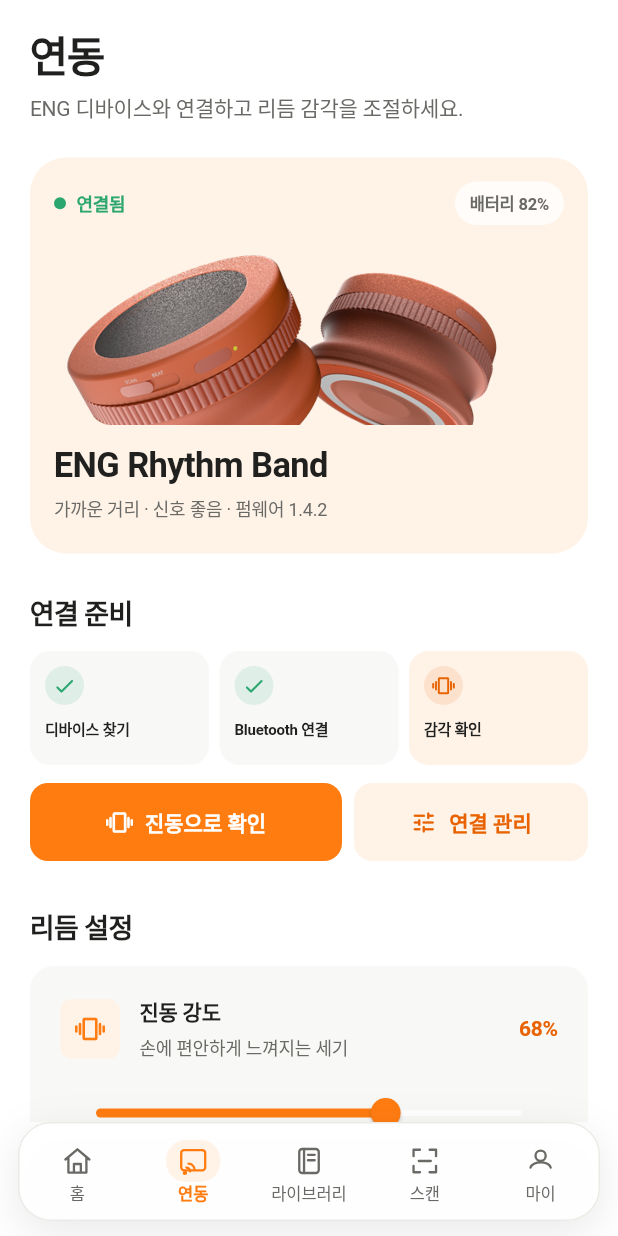
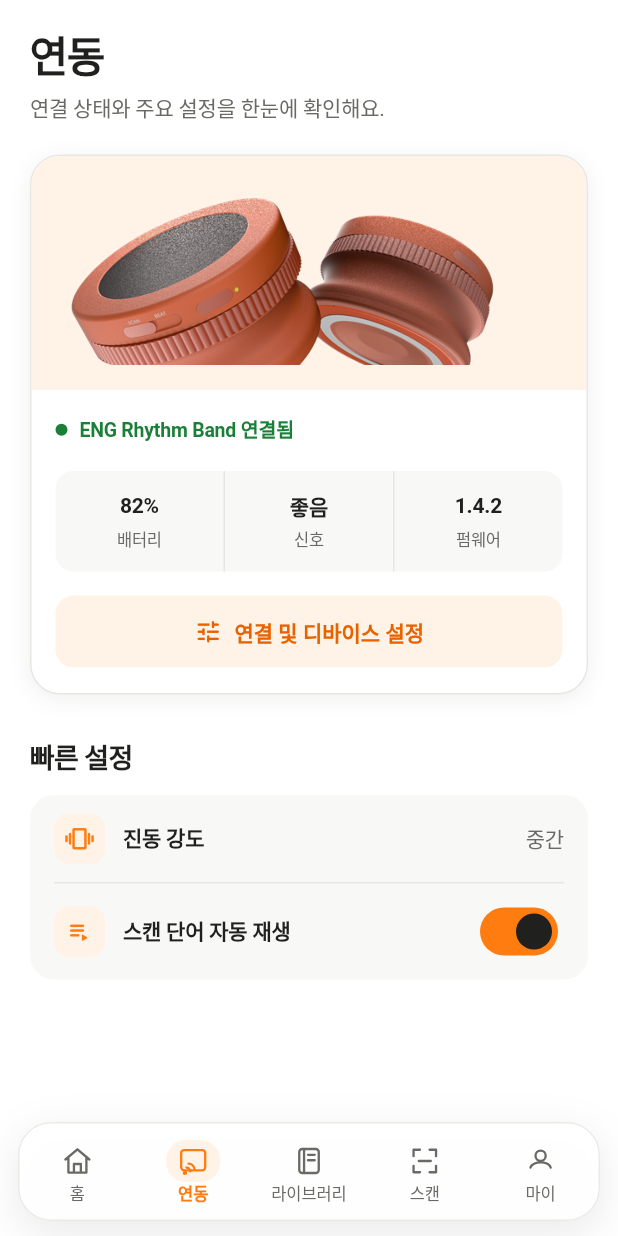
Before and after one commit to juliekimgold-web/eng-rhythm-7q2m9x4k8v3p, a Flutter app: the screen it shows after launch, item 2 of the bottom bar chosen, on a phone screen of 412 x 824 dp. Run offline on Flutter 3.47's test engine with Material 3 defaults, Android fonts, the phone set to English and light mode, and no system bars; our stand-ins replace flutter_tts; Roboto replaces fonts that are missing (Pretendard).

Commit message:
match device status dashboard design

```diff
--- a/lib/screens/device_screen.dart
+++ b/lib/screens/device_screen.dart
@@ -1,7 +1,6 @@
 import 'package:flutter/material.dart';
 
 import '../core/theme/app_theme.dart';
-import '../widgets/icon_tile.dart';
 
 class DeviceScreen extends StatefulWidget {
   const DeviceScreen({super.key});
@@ -13,14 +12,7 @@
 class _DeviceScreenState extends State<DeviceScreen> {
   var _connected = true;
   var _vibration = 0.68;
-  var _noiseFilter = true;
   var _autoPlay = true;
-
-  void _playVibrationTest() {
-    ScaffoldMessenger.of(context).showSnackBar(
-      const SnackBar(content: Text('진동 테스트: 약-강-약 패턴을 재생합니다.')),
-    );
-  }
 
   void _showConnectionManager() {
     showModalBottomSheet<void>(
@@ -34,13 +26,19 @@
             mainAxisSize: MainAxisSize.min,
             crossAxisAlignment: CrossAxisAlignment.stretch,
             children: [
-              Text('연결 관리', style: Theme.of(context).textTheme.titleLarge),
+              Text(
+                '연결 및 디바이스 설정',
+                style: Theme.of(context).textTheme.titleLarge,
+              ),
               const SizedBox(height: 8),
-              const Text(
-                'ENG Rhythm Band가 정상적으로 연결되어 있어요.',
-                style: TextStyle(color: AppColors.inkSoft),
+              Text(
+                _connected
+                    ? 'ENG Rhythm Band가 정상적으로 연결되어 있어요.'
+                    : '디바이스를 가까이 두고 다시 연결해 주세요.',
+                style: const TextStyle(color: AppColors.inkSoft),
               ),
               const SizedBox(height: 20),
+              if (_connected)
                 OutlinedButton.icon(
                   onPressed: () {
                     Navigator.of(context).pop();
@@ -48,17 +46,80 @@
                   },
                   style: OutlinedButton.styleFrom(
                     foregroundColor: AppColors.error,
-                  side:
-                      BorderSide(color: AppColors.error.withValues(alpha: .3)),
+                    side: BorderSide(
+                      color: AppColors.error.withValues(alpha: .28),
+                    ),
                   ),
                   icon: const Icon(Icons.link_off_rounded),
                   label: const Text('디바이스 연결 해제'),
+                )
+              else
+                FilledButton.icon(
+                  onPressed: () {
+                    Navigator.of(context).pop();
+                    setState(() => _connected = true);
+                  },
+                  style: FilledButton.styleFrom(
+                    backgroundColor: AppColors.orange,
+                    foregroundColor: Colors.white,
+                  ),
+                  icon: const Icon(Icons.bluetooth_searching_rounded),
+                  label: const Text('디바이스 다시 연결'),
                 ),
             ],
           ),
         ),
       ),
     );
+  }
+
+  void _showVibrationControl() {
+    showModalBottomSheet<void>(
+      context: context,
+      showDragHandle: true,
+      backgroundColor: Colors.white,
+      builder: (context) => StatefulBuilder(
+        builder: (context, setModalState) => SafeArea(
+          child: Padding(
+            padding: const EdgeInsets.fromLTRB(24, 4, 24, 28),
+            child: Column(
+              mainAxisSize: MainAxisSize.min,
+              crossAxisAlignment: CrossAxisAlignment.start,
+              children: [
+                Text('진동 강도', style: Theme.of(context).textTheme.titleLarge),
+                const SizedBox(height: 6),
+                const Text(
+                  '손에 편안하게 느껴지는 세기로 조절하세요.',
+                  style: TextStyle(color: AppColors.inkSoft),
+                ),
+                const SizedBox(height: 18),
+                Row(
+                  children: [
+                    const Text('약하게'),
+                    Expanded(
+                      child: Slider(
+                        value: _vibration,
+                        onChanged: (value) {
+                          setState(() => _vibration = value);
+                          setModalState(() {});
+                        },
+                      ),
+                    ),
+                    const Text('강하게'),
+                  ],
+                ),
+              ],
+            ),
+          ),
+        ),
+      ),
+    );
+  }
+
+  String get _vibrationLabel {
+    if (_vibration < .4) return '약함';
+    if (_vibration < .75) return '중간';
+    return '강함';
   }
 
   @override
@@ -70,226 +131,40 @@
           Text('연동', style: Theme.of(context).textTheme.headlineLarge),
           const SizedBox(height: 7),
           const Text(
-            'ENG 디바이스와 연결하고 리듬 감각을 조절하세요.',
+            '연결 상태와 주요 설정을 한눈에 확인해요.',
             style: TextStyle(color: AppColors.inkSoft),
           ),
-          const SizedBox(height: 22),
-          _DeviceJourneyHero(connected: _connected),
-          const SizedBox(height: 26),
-          Text('연결 준비', style: Theme.of(context).textTheme.titleLarge),
+          const SizedBox(height: 20),
+          _DeviceDashboardCard(
+            connected: _connected,
+            onManage: _showConnectionManager,
+          ),
+          const SizedBox(height: 28),
+          Text('빠른 설정', style: Theme.of(context).textTheme.titleLarge),
           const SizedBox(height: 12),
-          _ConnectionSteps(connected: _connected),
-          const SizedBox(height: 12),
-          if (_connected)
-            Row(
+          Material(
+            key: const ValueKey('device-quick-settings'),
+            color: AppColors.surface,
+            borderRadius: BorderRadius.circular(AppRadii.card),
+            clipBehavior: Clip.antiAlias,
+            child: Column(
               children: [
-                Expanded(
-                  flex: 4,
-                  child: FilledButton.icon(
-                    key: const ValueKey('device-vibration-test'),
-                    onPressed: _playVibrationTest,
-                    style: FilledButton.styleFrom(
-                      backgroundColor: AppColors.orange,
-                      foregroundColor: Colors.white,
+                _QuickSettingRow(
+                  icon: Icons.vibration_rounded,
+                  label: '진동 강도',
+                  value: _vibrationLabel,
+                  onTap: _showVibrationControl,
                 ),
-                    icon: const Icon(Icons.vibration_rounded),
-                    label: const Text('진동으로 확인'),
-                  ),
-                ),
-                const SizedBox(width: 8),
-                Expanded(
-                  flex: 3,
-                  child: TextButton.icon(
-                    key: const ValueKey('device-connection-manager'),
-                    onPressed: _showConnectionManager,
-                    style: TextButton.styleFrom(
-                      foregroundColor: AppColors.orangeDark,
-                      backgroundColor: AppColors.cream,
-                      minimumSize: const Size.fromHeight(52),
-                      shape: RoundedRectangleBorder(
-                        borderRadius: BorderRadius.circular(12),
-                      ),
-                    ),
-                    icon: const Icon(Icons.tune_rounded),
-                    label: const Text('연결 관리'),
+                const Divider(indent: 16, endIndent: 16),
+                _QuickSettingRow(
+                  icon: Icons.playlist_play_rounded,
+                  label: '스캔 단어 자동 재생',
+                  trailing: Switch.adaptive(
+                    value: _autoPlay,
+                    onChanged: (value) => setState(() => _autoPlay = value),
                   ),
                 ),
               ],
-            )
-          else
-            FilledButton.icon(
-              onPressed: () => setState(() => _connected = true),
-              style: FilledButton.styleFrom(
-                backgroundColor: AppColors.orange,
-                foregroundColor: Colors.white,
-              ),
-              icon: const Icon(Icons.bluetooth_searching_rounded),
-              label: const Text('디바이스 찾기'),
-            ),
-          const SizedBox(height: 30),
-          Text('리듬 설정', style: Theme.of(context).textTheme.titleLarge),
-          const SizedBox(height: 13),
-          Material(
-            color: AppColors.surface,
-            borderRadius: BorderRadius.circular(AppRadii.card),
-            clipBehavior: Clip.antiAlias,
-            child: Padding(
-              padding: const EdgeInsets.all(20),
-              child: Column(
-                children: [
-                  Row(
-                    children: [
-                      const IconTile(icon: Icons.vibration_rounded),
-                      const SizedBox(width: 13),
-                      const Expanded(
-                        child: Column(
-                          crossAxisAlignment: CrossAxisAlignment.start,
-                          children: [
-                            Text(
-                              '진동 강도',
-                              style: TextStyle(fontWeight: FontWeight.w600),
-                            ),
-                            SizedBox(height: 3),
-                            Text(
-                              '손에 편안하게 느껴지는 세기',
-                              style: TextStyle(
-                                color: AppColors.inkSoft,
-                                fontSize: 12,
-                              ),
-                            ),
-                          ],
-                        ),
-                      ),
-                      Text(
-                        '${(_vibration * 100).round()}%',
-                        style: const TextStyle(
-                          color: AppColors.orangeDark,
-                          fontWeight: FontWeight.w700,
-                        ),
-                      ),
-                    ],
-                  ),
-                  const SizedBox(height: 10),
-                  Slider(
-                    value: _vibration,
-                    onChanged: (value) => setState(() => _vibration = value),
-                  ),
-                  const Divider(height: 28),
-                  SwitchListTile.adaptive(
-                    contentPadding: EdgeInsets.zero,
-                    value: _noiseFilter,
-                    onChanged: (value) => setState(() => _noiseFilter = value),
-                    title: const Text(
-                      '주변 잡음 필터링',
-                      style: TextStyle(fontWeight: FontWeight.w600),
-                    ),
-                    subtitle: const Text('반복되는 핵심 소리만 분리해요'),
-                  ),
-                  const Divider(height: 18),
-                  SwitchListTile.adaptive(
-                    contentPadding: EdgeInsets.zero,
-                    value: _autoPlay,
-                    onChanged: (value) => setState(() => _autoPlay = value),
-                    title: const Text(
-                      '스캔 단어 자동 재생',
-                      style: TextStyle(fontWeight: FontWeight.w600),
-                    ),
-                    subtitle: const Text('발견한 단어에서 진동을 바로 재생해요'),
-                  ),
-                ],
-              ),
-            ),
-          ),
-          const SizedBox(height: 30),
-          Text('디바이스 정보', style: Theme.of(context).textTheme.titleLarge),
-          const SizedBox(height: 13),
-          const _InfoRow(
-            label: '배터리',
-            value: '82%',
-            icon: Icons.battery_5_bar_rounded,
-          ),
-          const _InfoRow(
-            label: '펌웨어',
-            value: 'v1.4.2',
-            icon: Icons.memory_rounded,
-          ),
-          const _InfoRow(
-            label: '마지막 동기화',
-            value: '방금 전',
-            icon: Icons.sync_rounded,
-          ),
-        ],
-      ),
-    );
-  }
-}
-
-class _DeviceJourneyHero extends StatelessWidget {
-  const _DeviceJourneyHero({required this.connected});
-
-  final bool connected;
-
-  @override
-  Widget build(BuildContext context) {
-    return Container(
-      key: const ValueKey('device-journey-hero'),
-      padding: const EdgeInsets.fromLTRB(16, 16, 16, 20),
-      decoration: BoxDecoration(
-        color: AppColors.cream,
-        borderRadius: BorderRadius.circular(24),
-      ),
-      child: Column(
-        crossAxisAlignment: CrossAxisAlignment.start,
-        children: [
-          Row(
-            mainAxisAlignment: MainAxisAlignment.spaceBetween,
-            children: [
-              _ConnectionStatus(connected: connected),
-              Container(
-                padding:
-                    const EdgeInsets.symmetric(horizontal: 10, vertical: 6),
-                decoration: BoxDecoration(
-                  color: Colors.white.withValues(alpha: .72),
-                  borderRadius: BorderRadius.circular(999),
-                ),
-                child: Text(
-                  connected ? '배터리 82%' : '연결 대기',
-                  style: const TextStyle(
-                    color: AppColors.inkSoft,
-                    fontSize: 11,
-                    fontWeight: FontWeight.w600,
-                  ),
-                ),
-              ),
-            ],
-          ),
-          const SizedBox(height: 10),
-          SizedBox(
-            width: double.infinity,
-            height: 124,
-            child: Image.asset(
-              'assets/images/eng_device.png',
-              fit: BoxFit.contain,
-              filterQuality: FilterQuality.high,
-              semanticLabel: '주황색 ENG Rhythm Band 디바이스',
-            ),
-          ),
-          const SizedBox(height: 13),
-          const Text(
-            'ENG Rhythm Band',
-            style: TextStyle(
-              fontSize: 23,
-              height: 1.18,
-              fontWeight: FontWeight.w700,
-              letterSpacing: -.4,
-            ),
-          ),
-          const SizedBox(height: 6),
-          Text(
-            connected ? '가까운 거리 · 신호 좋음 · 펌웨어 1.4.2' : '디바이스를 가까이 두고 연결해 보세요.',
-            style: const TextStyle(
-              color: AppColors.inkSoft,
-              fontSize: 12,
             ),
           ),
         ],
@@ -298,132 +173,146 @@
   }
 }
 
-class _ConnectionStatus extends StatelessWidget {
-  const _ConnectionStatus({required this.connected});
+class _DeviceDashboardCard extends StatelessWidget {
+  const _DeviceDashboardCard({
+    required this.connected,
+    required this.onManage,
+  });
 
   final bool connected;
+  final VoidCallback onManage;
 
   @override
   Widget build(BuildContext context) {
-    final color = connected ? const Color(0xFF2BA66F) : AppColors.inkSoft;
-
-    return Row(
-      mainAxisSize: MainAxisSize.min,
+    return Container(
+      key: const ValueKey('device-dashboard-card'),
+      decoration: BoxDecoration(
+        color: Colors.white,
+        borderRadius: BorderRadius.circular(20),
+        border: Border.all(color: AppColors.line),
+        boxShadow: AppShadows.card,
+      ),
+      child: ClipRRect(
+        borderRadius: BorderRadius.circular(19),
+        child: Column(
+          crossAxisAlignment: CrossAxisAlignment.stretch,
+          children: [
+            Container(
+              key: const ValueKey('device-image-stage'),
+              height: 156,
+              color: AppColors.cream,
+              padding: const EdgeInsets.fromLTRB(18, 18, 18, 16),
+              child: Image.asset(
+                'assets/images/eng_device.png',
+                fit: BoxFit.contain,
+                alignment: Alignment.center,
+                filterQuality: FilterQuality.high,
+                semanticLabel: '주황색 ENG Rhythm Band 디바이스 전체 이미지',
+              ),
+            ),
+            Padding(
+              padding: const EdgeInsets.fromLTRB(16, 16, 16, 17),
+              child: Column(
+                crossAxisAlignment: CrossAxisAlignment.stretch,
+                children: [
+                  Row(
                     children: [
                       Container(
                         width: 8,
                         height: 8,
-          decoration: BoxDecoration(color: color, shape: BoxShape.circle),
+                        decoration: BoxDecoration(
+                          color:
+                              connected ? AppColors.success : AppColors.inkSoft,
+                          shape: BoxShape.circle,
                         ),
-        const SizedBox(width: 7),
-        Text(
-          connected ? '연결됨' : '연결되지 않음',
+                      ),
+                      const SizedBox(width: 8),
+                      Expanded(
+                        child: Text(
+                          connected
+                              ? 'ENG Rhythm Band 연결됨'
+                              : 'ENG Rhythm Band 연결되지 않음',
                           style: TextStyle(
-            color: color,
-            fontSize: 12,
+                            color: connected
+                                ? AppColors.success
+                                : AppColors.inkSoft,
+                            fontSize: 13,
                             fontWeight: FontWeight.w700,
                           ),
                         ),
+                      ),
                     ],
+                  ),
+                  const SizedBox(height: 17),
+                  Container(
+                    decoration: BoxDecoration(
+                      color: AppColors.surface,
+                      borderRadius: BorderRadius.circular(12),
+                    ),
+                    child: const IntrinsicHeight(
+                      child: Row(
+                        children: [
+                          Expanded(
+                            child: _DeviceMetric(value: '82%', label: '배터리'),
+                          ),
+                          VerticalDivider(),
+                          Expanded(
+                            child: _DeviceMetric(value: '좋음', label: '신호'),
+                          ),
+                          VerticalDivider(),
+                          Expanded(
+                            child: _DeviceMetric(value: '1.4.2', label: '펌웨어'),
+                          ),
+                        ],
+                      ),
+                    ),
+                  ),
+                  const SizedBox(height: 16),
+                  TextButton.icon(
+                    key: const ValueKey('device-connection-manager'),
+                    onPressed: onManage,
+                    style: TextButton.styleFrom(
+                      foregroundColor: AppColors.orangeDark,
+                      backgroundColor: AppColors.cream,
+                      minimumSize: const Size.fromHeight(48),
+                      shape: RoundedRectangleBorder(
+                        borderRadius: BorderRadius.circular(12),
+                      ),
+                    ),
+                    icon: const Icon(Icons.tune_rounded, size: 19),
+                    label: const Text('연결 및 디바이스 설정'),
+                  ),
+                ],
+              ),
+            ),
+          ],
+        ),
+      ),
     );
   }
 }
 
-class _ConnectionSteps extends StatelessWidget {
-  const _ConnectionSteps({required this.connected});
+class _DeviceMetric extends StatelessWidget {
+  const _DeviceMetric({required this.value, required this.label});
 
-  final bool connected;
+  final String value;
+  final String label;
 
   @override
   Widget build(BuildContext context) {
-    return Row(
+    return Padding(
+      padding: const EdgeInsets.symmetric(vertical: 13),
+      child: Column(
+        mainAxisSize: MainAxisSize.min,
         children: [
-        Expanded(
-          child: _ConnectionStep(
-            label: '디바이스 찾기',
-            number: 1,
-            done: connected,
-            current: !connected,
+          Text(
+            value,
+            style: const TextStyle(fontWeight: FontWeight.w700, fontSize: 14),
           ),
-        ),
-        const SizedBox(width: 7),
-        Expanded(
-          child: _ConnectionStep(
-            label: 'Bluetooth 연결',
-            number: 2,
-            done: connected,
-          ),
-        ),
-        const SizedBox(width: 7),
-        Expanded(
-          child: _ConnectionStep(
-            label: '감각 확인',
-            number: 3,
-            current: connected,
-            icon: Icons.vibration_rounded,
-          ),
-        ),
-      ],
-    );
-  }
-}
-
-class _ConnectionStep extends StatelessWidget {
-  const _ConnectionStep({
-    required this.label,
-    required this.number,
-    this.done = false,
-    this.current = false,
-    this.icon,
-  });
-
-  final String label;
-  final int number;
-  final bool done;
-  final bool current;
-  final IconData? icon;
-
-  @override
-  Widget build(BuildContext context) {
-    final accent = done ? const Color(0xFF2BA66F) : AppColors.orangeDark;
-
-    return Container(
-      constraints: const BoxConstraints(minHeight: 76),
-      padding: const EdgeInsets.fromLTRB(10, 10, 8, 9),
-      decoration: BoxDecoration(
-        color: current ? AppColors.cream : AppColors.surface,
-        borderRadius: BorderRadius.circular(13),
-      ),
-      child: Column(
-        crossAxisAlignment: CrossAxisAlignment.start,
-        children: [
-          Container(
-            width: 26,
-            height: 26,
-            decoration: BoxDecoration(
-              color: accent.withValues(alpha: .12),
-              shape: BoxShape.circle,
-            ),
-            alignment: Alignment.center,
-            child: done
-                ? Icon(Icons.check_rounded, color: accent, size: 16)
-                : icon != null
-                    ? Icon(icon, color: accent, size: 15)
-                    : Text(
-                        '$number',
-                        style: TextStyle(
-                          color: accent,
-                          fontSize: 11,
-                          fontWeight: FontWeight.w700,
-                        ),
-                      ),
-          ),
-          const SizedBox(height: 8),
+          const SizedBox(height: 3),
           Text(
             label,
-            maxLines: 1,
-            overflow: TextOverflow.ellipsis,
-            style: const TextStyle(fontSize: 10, fontWeight: FontWeight.w600),
+            style: const TextStyle(color: AppColors.inkSoft, fontSize: 11),
           ),
         ],
       ),
@@ -431,34 +320,54 @@
   }
 }
 
-class _InfoRow extends StatelessWidget {
-  const _InfoRow({
+class _QuickSettingRow extends StatelessWidget {
+  const _QuickSettingRow({
+    required this.icon,
     required this.label,
-    required this.value,
-    required this.icon,
+    this.value,
+    this.trailing,
+    this.onTap,
   });
 
+  final IconData icon;
   final String label;
-  final String value;
-  final IconData icon;
+  final String? value;
+  final Widget? trailing;
+  final VoidCallback? onTap;
 
   @override
   Widget build(BuildContext context) {
-    return Container(
-      margin: const EdgeInsets.only(bottom: 9),
-      padding: const EdgeInsets.symmetric(horizontal: 18, vertical: 15),
-      decoration: BoxDecoration(
-        color: AppColors.surface,
-        borderRadius: BorderRadius.circular(AppRadii.control),
-      ),
+    return InkWell(
+      onTap: onTap,
+      child: ConstrainedBox(
+        constraints: const BoxConstraints(minHeight: 58),
+        child: Padding(
+          padding: const EdgeInsets.symmetric(horizontal: 16, vertical: 8),
           child: Row(
             children: [
-          Icon(icon, size: 20, color: AppColors.orangeDark),
+              Container(
+                width: 34,
+                height: 34,
+                decoration: BoxDecoration(
+                  color: AppColors.cream,
+                  borderRadius: BorderRadius.circular(10),
+                ),
+                alignment: Alignment.center,
+                child: Icon(icon, color: AppColors.orange, size: 19),
+              ),
               const SizedBox(width: 12),
-          Text(label),
-          const Spacer(),
-          Text(value, style: const TextStyle(fontWeight: FontWeight.w600)),
+              Expanded(
+                child: Text(
+                  label,
+                  style: const TextStyle(fontWeight: FontWeight.w600),
+                ),
+              ),
+              if (value != null)
+                Text(value!, style: const TextStyle(color: AppColors.inkSoft)),
+              if (trailing != null) trailing!,
             ],
+          ),
+        ),
       ),
     );
   }
```
Also changed, not shown: 1 other file. Lines whose indentation alone changed are shown as unchanged.
